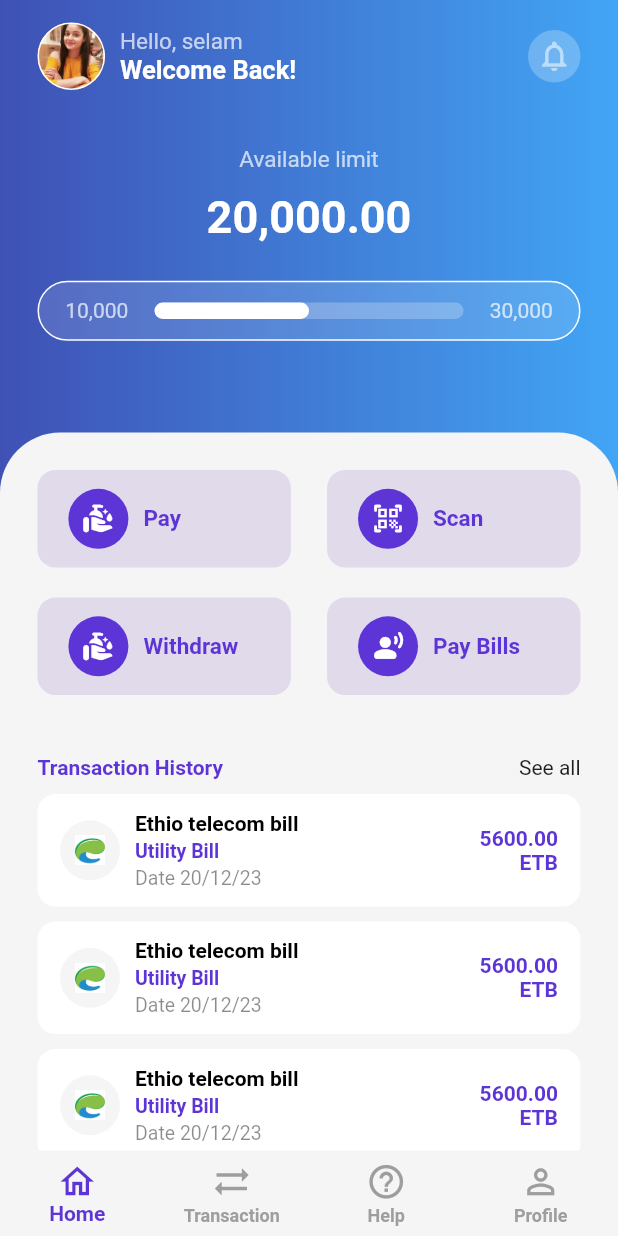
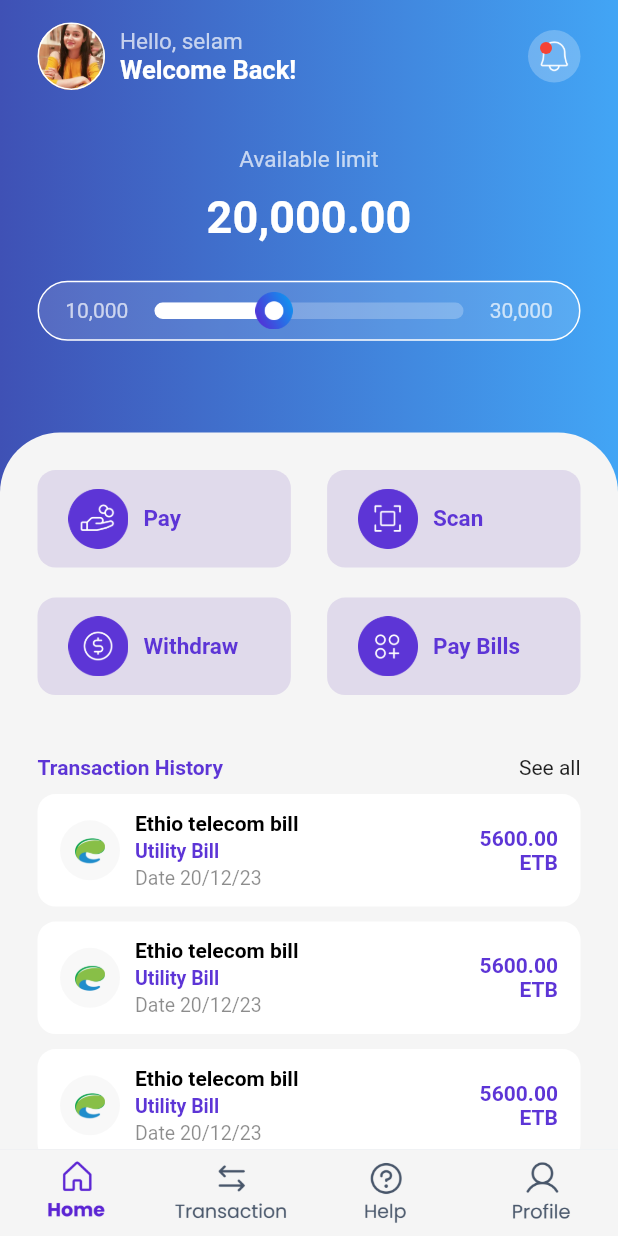
Before and after one commit to Estifki/sample, a Flutter app: the screen it shows after launch, on a phone screen of 412 x 824 dp. Run offline on Flutter 3.47's test engine with Material 2 defaults, Android fonts, the phone set to English and light mode, and no system bars.

Commit message:
ui updated

```diff
--- a/lib/screen/home.dart
+++ b/lib/screen/home.dart
@@ -76,12 +76,22 @@ class HomeScreen extends StatelessWidget {
                           width: 35,
                           decoration: const BoxDecoration(
                               shape: BoxShape.circle, color: Colors.white24),
-                        child: const Icon(
-                          Icons.notifications_none_outlined,
-                          color: Colors.white54,
-                          size: 24,
+                          child: Stack(children: [
+                            Padding(
+                              padding: const EdgeInsets.all(5.0),
+                              child: Image.asset("assets/Bell.png"),
                             ),
-                      ),
+                            Positioned(
+                                top: 8,
+                                left: 8,
+                                child: Container(
+                                  height: 8,
+                                  width: 8,
+                                  decoration: const BoxDecoration(
+                                      shape: BoxShape.circle,
+                                      color: Colors.red),
+                                ))
+                          ])),
                     ]),
                 //
                 //
@@ -104,7 +114,8 @@ class HomeScreen extends StatelessWidget {
                       color: Colors.white12,
                       borderRadius: BorderRadius.circular(25),
                       border: Border.all(color: Colors.white)),
-                  child: Row(
+                  child: Stack(alignment: Alignment.center, children: [
+                    Row(
                         mainAxisAlignment: MainAxisAlignment.spaceEvenly,
                         crossAxisAlignment: CrossAxisAlignment.center,
                         children: [
@@ -119,7 +130,7 @@ class HomeScreen extends StatelessWidget {
                             child: Align(
                               alignment: Alignment.centerLeft,
                               child: Container(
-                            width: screenSize.width * 0.25,
+                                width: screenSize.width * 0.2,
                                 decoration: BoxDecoration(
                                     color: Colors.white,
                                     borderRadius: BorderRadius.circular(25)),
@@ -128,8 +139,12 @@ class HomeScreen extends StatelessWidget {
                           ),
                           const Text("30,000",
                               style: TextStyle(color: Colors.white70)),
-                    ],
-                  ),
+                        ]),
+                    Positioned(
+                        left: screenSize.width * 0.35,
+                        child: Image.asset("assets/icon_one_circle.png",
+                            height: 25))
+                  ]),
                 ),
               ]),
             ),
@@ -163,20 +178,20 @@ class HomeScreen extends StatelessWidget {
       bottomNavigationBar: BottomNavigationBar(
         elevation: 0.0,
         type: BottomNavigationBarType.fixed,
-        selectedLabelStyle: const TextStyle(fontWeight: FontWeight.bold),
-        unselectedLabelStyle: const TextStyle(fontWeight: FontWeight.bold),
+        selectedLabelStyle: const TextStyle(fontSize: 0),
+        unselectedLabelStyle: const TextStyle(fontSize: 0),
         selectedItemColor: const Color(0xff5d35d6),
         unselectedItemColor: Colors.grey,
         backgroundColor: Colors.grey.shade100,
-        items: const [
+        items: [
           BottomNavigationBarItem(
-              icon: Icon(Icons.home_outlined, size: 27), label: "Home"),
+              icon: Image.asset("assets/Home_icon.png"), label: ""),
           BottomNavigationBarItem(
-              icon: Icon(Icons.sync_alt_sharp, size: 27), label: "Transaction"),
+              icon: Image.asset("assets/Transction_icon.png"), label: ""),
           BottomNavigationBarItem(
-              icon: Icon(Icons.help_outline_sharp, size: 27), label: "Help"),
+              icon: Image.asset("assets/Help_icon.png"), label: ""),
           BottomNavigationBarItem(
-              icon: Icon(Icons.person_outline, size: 27), label: "Profile"),
+              icon: Image.asset("assets/Profile_Icon.png"), label: ""),
         ],
       ),
     );
@@ -217,9 +232,8 @@ class BottomWidget extends StatelessWidget {
               mainAxisAlignment: MainAxisAlignment.spaceBetween,
               crossAxisAlignment: CrossAxisAlignment.start,
               children: const [
-                PaymentWidgets(title: "Pay", icon: Icons.clean_hands_rounded),
-                PaymentWidgets(
-                    title: "Scan", icon: Icons.qr_code_scanner_rounded),
+                PaymentWidgets(title: "Pay", image: "assets/Pay_icon.png"),
+                PaymentWidgets(title: "Scan", image: "assets/Scan_Icon.png"),
               ]),
           const SizedBox(height: 20),
           Row(
@@ -227,9 +241,9 @@ class BottomWidget extends StatelessWidget {
               crossAxisAlignment: CrossAxisAlignment.start,
               children: const [
                 PaymentWidgets(
-                    title: "Withdraw", icon: Icons.clean_hands_rounded),
+                    title: "Withdraw", image: "assets/Withdraw_icon.png"),
                 PaymentWidgets(
-                    title: "Pay Bills", icon: Icons.spatial_audio_off_rounded),
+                    title: "Pay Bills", image: "assets/pay_bills_icon.png"),
               ]),
 
           const SizedBox(height: 40),
@@ -295,10 +309,11 @@ class TransactionHistoryWidget extends StatelessWidget {
                 width: 40,
                 decoration: BoxDecoration(
                   shape: BoxShape.circle,
-                  color: Colors.grey.withOpacity(0.1),
+                  color: Colors.grey.withOpacity(0.07),
                 ),
                 child: Center(
-                    child: Image.asset("assets/ethio_tele.jpg", height: 20))),
+                    child: Image.asset("assets/ethio_tele-removebg-preview.png",
+                        height: 20))),
             const SizedBox(width: 10),
             Column(
               mainAxisAlignment: MainAxisAlignment.center,
@@ -371,8 +386,8 @@ class TransactionHistoryWidget extends StatelessWidget {
 //
 class PaymentWidgets extends StatelessWidget {
   final String title;
-  final IconData icon;
-  const PaymentWidgets({super.key, required this.title, required this.icon});
+  final String image;
+  const PaymentWidgets({super.key, required this.title, required this.image});
   @override
   Widget build(BuildContext context) {
     Size screenSize = MediaQuery.of(context).size;
@@ -388,13 +403,7 @@ class PaymentWidgets extends StatelessWidget {
           crossAxisAlignment: CrossAxisAlignment.center,
           children: [
             SizedBox(width: screenSize.width * 0.05),
-            Container(
-              height: 40,
-              width: 40,
-              decoration: const BoxDecoration(
-                  shape: BoxShape.circle, color: Color(0xff5d35d6)),
-              child: Icon(icon, color: Colors.white, size: 22),
-            ),
+            Image.asset(image, height: 40),
             const SizedBox(width: 10),
             Text(title,
                 style: const TextStyle(
```
Also changed, not shown: assets/Bell.png (added), assets/Help_icon.png (added), assets/Home_icon.png (added), assets/Pay_icon.png (added), assets/Profile_Icon.png (added), assets/Scan_Icon.png (added), assets/Transction_icon.png (added), assets/Withdraw_icon.png (added), assets/ethio_tele-removebg-preview.png (added), assets/ethio_tele.jpg (deleted), assets/icon_one_circle.png (added), assets/pay_bills_icon.png (added). Lines whose indentation alone changed are shown as unchanged.
